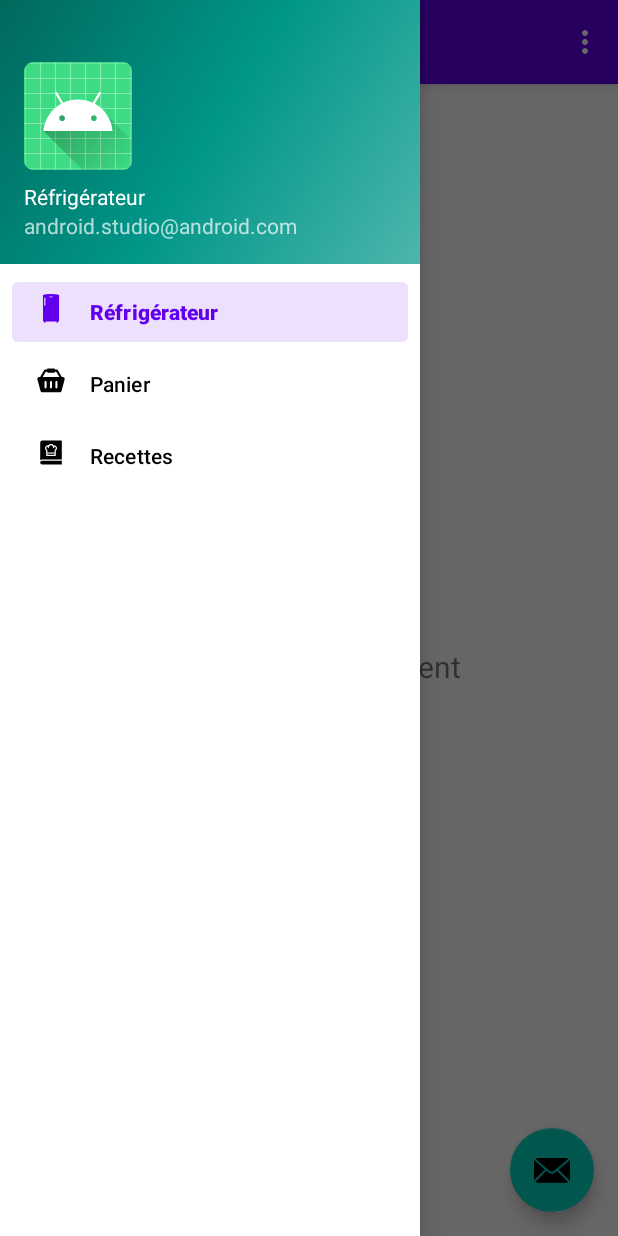
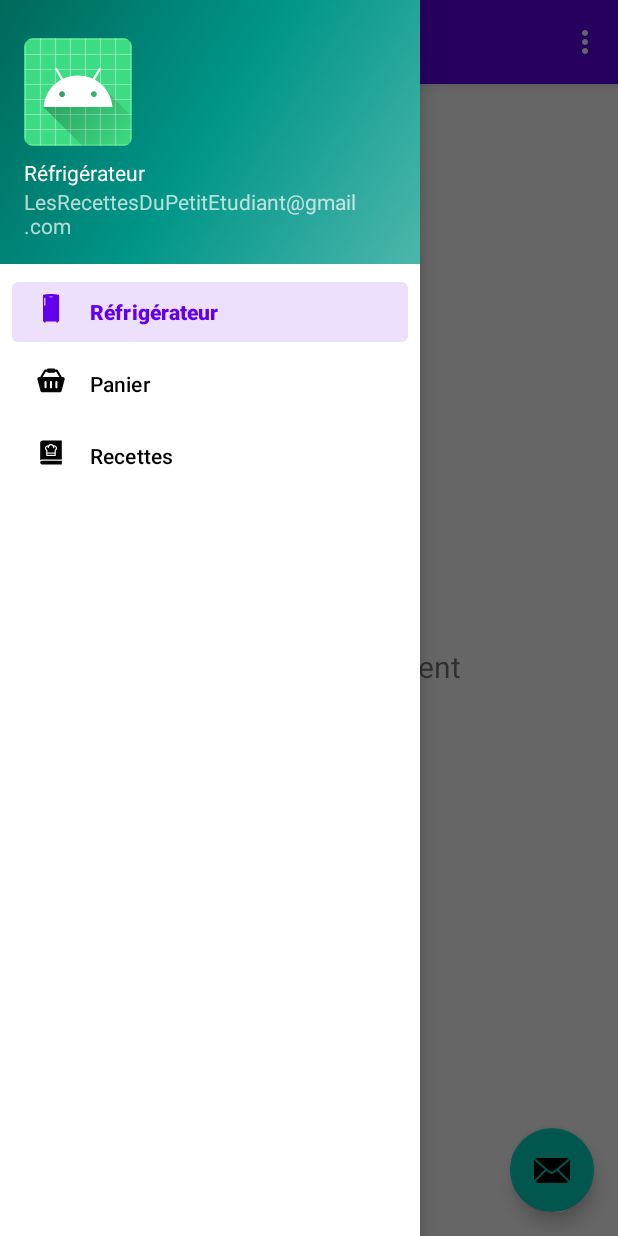
Before and after one commit to OdArthur/LesRecettesDuPetitEtudiant, an Android app: the screen it shows after launch (MainActivity), with the side drawer open, on a phone screen of 412 x 824 dp. Run offline under Robolectric (Android 15) with nearby library versions, the phone set to English and light mode, and no system bars; our stand-ins replace navigation-ui.

Commit message:
Update email

```diff
--- a/app/src/main/res/values/strings.xml
+++ b/app/src/main/res/values/strings.xml
@@ -3,7 +3,7 @@
     <string name="navigation_drawer_open">Open navigation drawer</string>
     <string name="navigation_drawer_close">Close navigation drawer</string>
     <string name="nav_header_title">Les Recettes Du Petit Etudiant</string>
-    <string name="nav_header_subtitle">android.studio@android.com</string>
+    <string name="nav_header_subtitle">LesRecettesDuPetitEtudiant@gmail.com</string>
     <string name="nav_header_desc">Navigation header</string>
     <string name="action_settings">Options</string>
 
```
